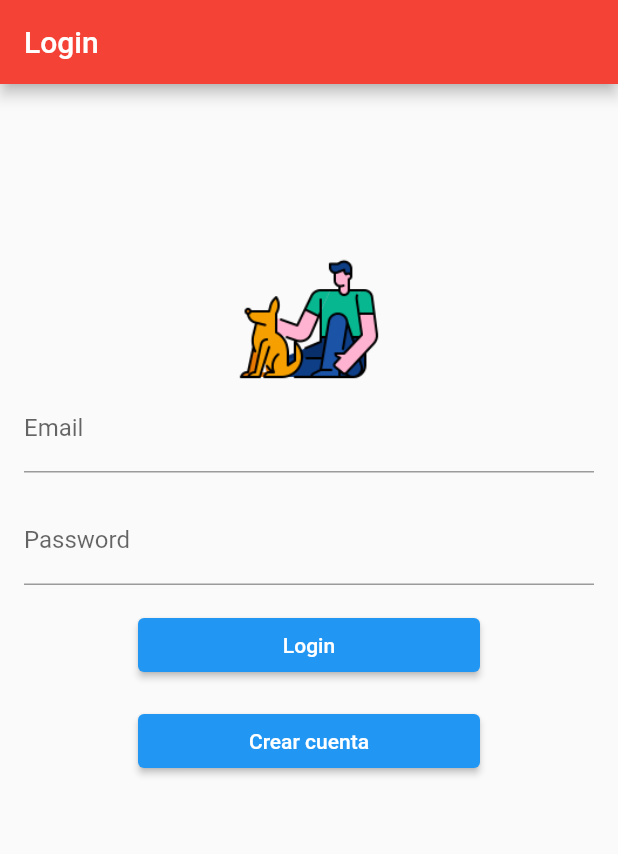
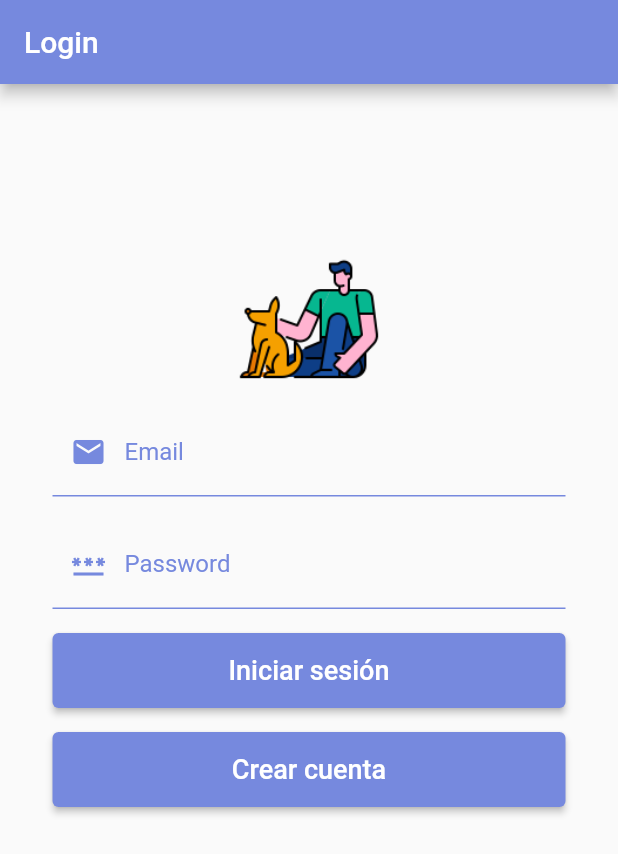
Before and after one commit to cristopher-gomez-m/pet_rescue_flutter, a Flutter app: the screen it shows after launch, on a phone screen of 412 x 824 dp. Shown: the top 854 px of the screen. Run offline on Flutter 3.47's test engine with Material 2 defaults, Android fonts, the phone set to English and light mode, and no system bars; our stand-ins replace sqflite; accounts and stored records are empty.

Commit message:
Interfaz Login terminada

```diff
--- a/lib/login.dart
+++ b/lib/login.dart
@@ -8,11 +8,14 @@ class LoginScreen extends StatelessWidget {
   Widget build(BuildContext context) {
     return Scaffold(
       appBar: AppBar(
-        title: const Text("Login"),
+        title: const Text(
+          "Login",
+          style: TextStyle(color: Color.fromARGB(255, 255, 255, 255)),
+        ),
       ),
       body: SingleChildScrollView(
         child: Container(
-          margin: const EdgeInsets.only(top: 100.0,left: 16.0,right: 16.0),
+          margin: const EdgeInsets.only(top: 100.0, left: 16.0, right: 16.0),
           child: Column(
             children: [
               Center(
@@ -22,32 +25,38 @@ class LoginScreen extends StatelessWidget {
                   height: 100.0,
                 ),
               ),
-              const TextField(
+              const SizedBox(height: 16.0),
+              const FractionallySizedBox(
+                widthFactor: 0.9,
+                child: TextField(
                   decoration: InputDecoration(
                     labelText: 'Email',
+                    labelStyle: TextStyle(color: Color(0xFF7689DE)),
+                    enabledBorder: UnderlineInputBorder(
+                      borderSide: BorderSide(color: Color(0xFF7689DE)),
+                    ),
+                    prefixIcon: Icon(
+                      Icons.email,
+                      color: Color(0xFF7689DE),
+                    ),
+                  ),
                 ),
               ),
               const SizedBox(height: 16.0),
-              const TextField(
+              const FractionallySizedBox(
+                widthFactor: 0.9,
+                child: TextField(
                   obscureText: true,
                   decoration: InputDecoration(
                     labelText: 'Password',
+                    labelStyle: TextStyle(color: Color(0xFF7689DE)),
+                    enabledBorder: UnderlineInputBorder(
+                      borderSide: BorderSide(color: Color(0xFF7689DE)),
                     ),
+                    prefixIcon: Icon(
+                      Icons.password,
+                      color: Color(0xFF7689DE),
                     ),
-              const SizedBox(height: 16.0),
-              ButtonTheme(
-                minWidth: double.infinity,
-                child: FractionallySizedBox(
-                  widthFactor: 0.6,
-                  child: ElevatedButton(
-                    onPressed: () {
-                      // Perform login logic here
-                    },
-                    style: ElevatedButton.styleFrom(
-                      fixedSize: const Size.fromHeight(5.0),
-                      backgroundColor: Colors.blue,
-                    ),
-                    child: const Text('Login'),
                   ),
                 ),
               ),
@@ -55,7 +64,27 @@ class LoginScreen extends StatelessWidget {
               ButtonTheme(
                 minWidth: double.infinity,
                 child: FractionallySizedBox(
-                  widthFactor: 0.6,
+                  widthFactor: 0.9,
+                  child: ElevatedButton(
+                    onPressed: () {
+                      // Perform login logic here
+                    },
+                    style: ElevatedButton.styleFrom(
+                      fixedSize: const Size.fromHeight(50.0),
+                      backgroundColor: const Color(0xFF7689DE),
+                    ),
+                    child: const Text(
+                      'Iniciar sesión',
+                      style: TextStyle(fontSize: 18.0),
+                    ),
+                  ),
+                ),
+              ),
+              const SizedBox(height: 16.0),
+              ButtonTheme(
+                minWidth: double.infinity,
+                child: FractionallySizedBox(
+                  widthFactor: 0.9,
                   child: ElevatedButton(
                     onPressed: () {
                       // Perform account creation logic here
@@ -67,10 +96,13 @@ class LoginScreen extends StatelessWidget {
                       );
                     },
                     style: ElevatedButton.styleFrom(
-                      fixedSize: const Size.fromHeight(5.0),
-                      backgroundColor: Colors.blue,
+                      fixedSize: const Size.fromHeight(50.0),
+                      backgroundColor: const Color(0xFF7689DE),
                     ),
-                    child: const Text('Crear cuenta'),
+                    child: const Text(
+                      'Crear cuenta',
+                      style: TextStyle(fontSize: 18.0),
+                    ),
                   ),
                 ),
               ),
--- a/lib/main.dart
+++ b/lib/main.dart
@@ -1,3 +1,5 @@
+// ignore_for_file: unnecessary_const
+
 import 'package:flutter/material.dart';
 import 'package:pet_rescue_flutter/login.dart';
 
@@ -6,14 +8,24 @@ void main() {
 }
 
 class MyApp extends StatelessWidget {
-  const MyApp({super.key});
+  const MyApp({Key? key}) : super(key: key);
 
-  // This widget is the root of your application.
   @override
   Widget build(BuildContext context) {
     return MaterialApp(
       title: 'Flutter Demo',
-      theme: ThemeData(primarySwatch: Colors.red),
+      theme: ThemeData(primarySwatch: const MaterialColor(0xFF7689DE, <int, Color>{
+        50: const Color(0xFFE8EAF6),
+        100: const Color(0xFFC5CAE9),
+        200: const Color(0xFF9FA8DA),
+        300: const Color(0xFF7986CB),
+        400: const Color(0xFF5C6BC0),
+        500: const Color(0xFF3F51B5),
+        600: const Color(0xFF3949AB),
+        700: const Color(0xFF303F9F),
+        800: const Color(0xFF283593),
+        900: const Color(0xFF1A237E),
+      })),
       home: const LoginScreen(),
     );
   }
```
Also changed, not shown: lib/principal.dart (added). Lines whose indentation alone changed are shown as unchanged.
